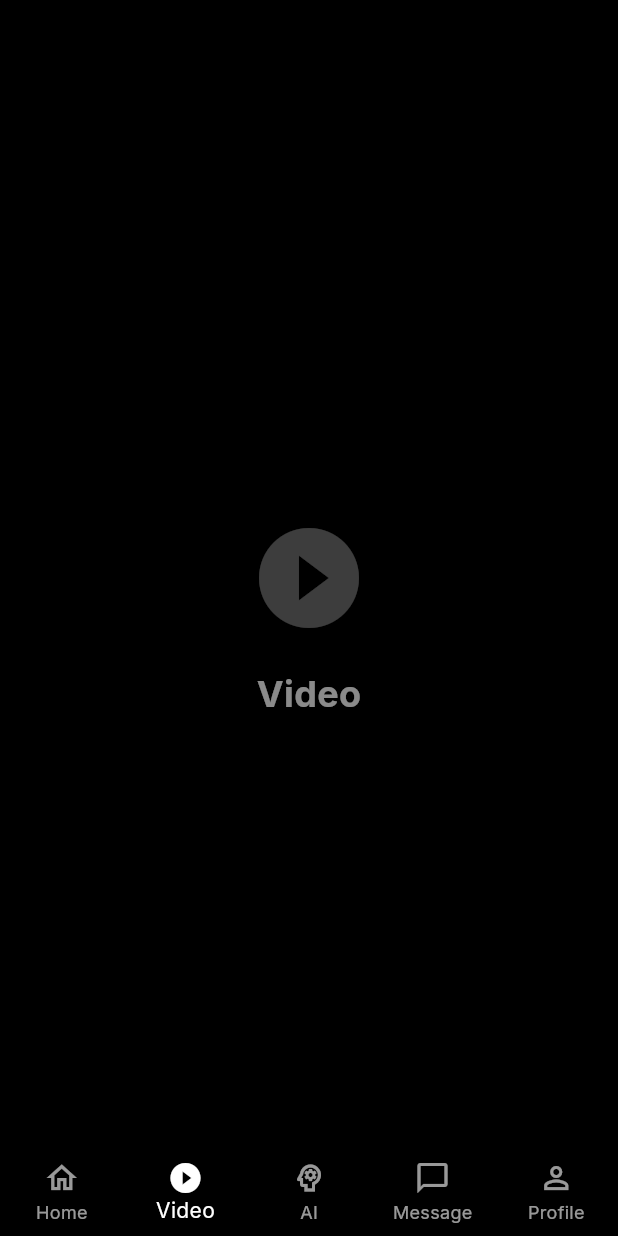
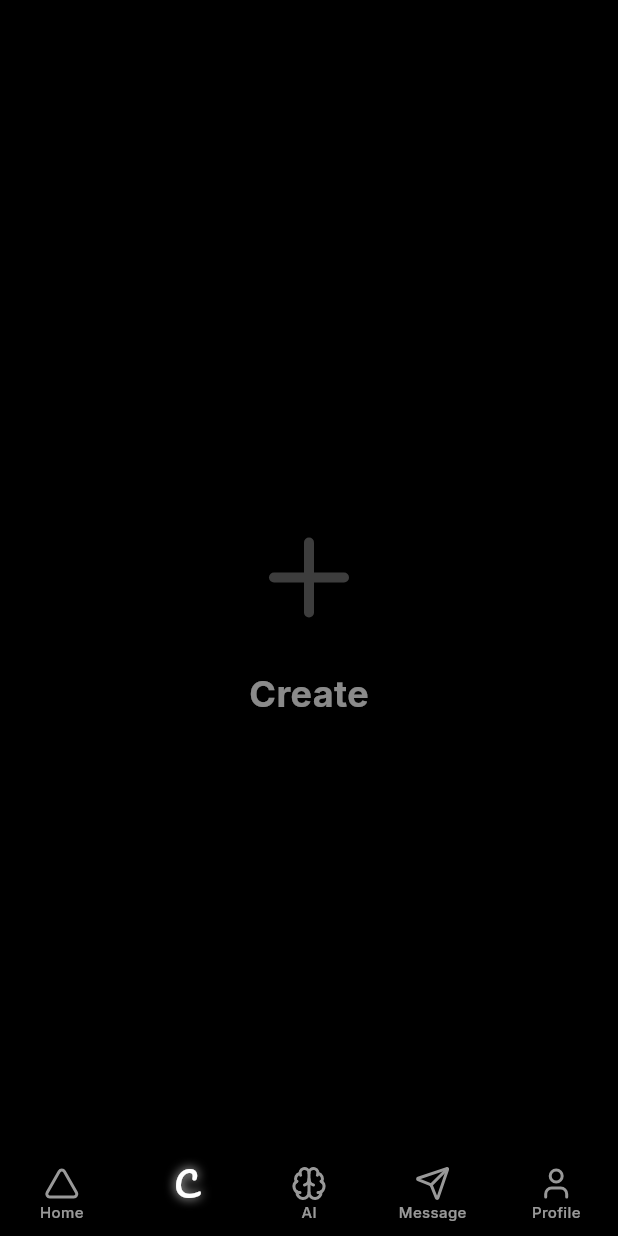
Before and after one commit to fuadusman3993-eng/cold, a Flutter app: the DashboardScreen screen opened directly, swiped to page 2, on a phone screen of 412 x 824 dp. Run offline on Flutter 3.47's test engine with Material 3 defaults, Android fonts, the phone set to English and light mode, and no system bars; our stand-ins replace camera, google_fonts, image_picker, lucide_icons_flutter, permission_handler, shared_preferences and 2 more; accounts and stored records are empty.

Commit message:
style: update bottom navigation matrix layout to strictly match the whiteboard wireframe schematic

```diff
--- a/lib/features/dashboard/presentation/screens/dashboard_screen.dart
+++ b/lib/features/dashboard/presentation/screens/dashboard_screen.dart
@@ -1,4 +1,6 @@
 import 'package:flutter/material.dart';
+import 'package:google_fonts/google_fonts.dart';
+import 'package:lucide_icons_flutter/lucide_icons.dart';
 import 'package:cold/features/dashboard/presentation/views/home_view.dart';
 
 class DashboardScreen extends StatefulWidget {
@@ -48,61 +50,51 @@ class _DashboardScreenState extends State<DashboardScreen> {
         },
         children: [
           const HomeView(),
-          _buildPlaceholderView("Video", Icons.play_circle_filled),
-          _buildPlaceholderView("AI Analysis", Icons.psychology),
-          _buildPlaceholderView("Messages", Icons.chat_bubble),
-          _buildPlaceholderView("Profile", Icons.person),
+          _buildPlaceholderView("Create", LucideIcons.plus),
+          _buildPlaceholderView("AI Analysis", LucideIcons.brain),
+          _buildPlaceholderView("Messages", LucideIcons.send),
+          _buildPlaceholderView("Profile", LucideIcons.user),
         ],
       ),
       bottomNavigationBar: isDesktop
           ? null
-          : Container(
-              decoration: BoxDecoration(
-                gradient: LinearGradient(
-                  begin: Alignment.bottomCenter,
-                  end: Alignment.topCenter,
-                  colors: [
-                    Colors.black.withOpacity(0.9),
-                    Colors.transparent,
-                  ],
-                ),
-              ),
-              child: BottomNavigationBar(
-                backgroundColor: Colors.transparent,
+          : BottomNavigationBar(
+              backgroundColor: Colors.black,
               elevation: 0,
               selectedItemColor: Colors.white,
               unselectedItemColor: Colors.white60,
               type: BottomNavigationBarType.fixed,
+              selectedLabelStyle: GoogleFonts.inter(fontSize: 10, fontWeight: FontWeight.w600),
+              unselectedLabelStyle: GoogleFonts.inter(fontSize: 10, fontWeight: FontWeight.w500),
               currentIndex: _currentIndex,
               onTap: _onItemTapped,
-              items: const [
-                BottomNavigationBarItem(
-                  icon: Icon(Icons.home_outlined),
-                  activeIcon: Icon(Icons.home_filled),
+              items: [
+                const BottomNavigationBarItem(
+                  icon: Icon(LucideIcons.triangle),
+                  activeIcon: Icon(LucideIcons.triangle, shadows: [Shadow(color: Colors.white, blurRadius: 8)]),
                   label: 'Home',
                 ),
                 BottomNavigationBarItem(
-                  icon: Icon(Icons.play_circle_outline),
-                  activeIcon: Icon(Icons.play_circle_filled),
-                  label: 'Video',
+                  icon: Text('C', style: GoogleFonts.pacifico(color: Colors.white60, fontSize: 20)),
+                  activeIcon: Text('C', style: GoogleFonts.pacifico(color: Colors.white, fontSize: 22, shadows: [const Shadow(color: Colors.white, blurRadius: 8)])),
+                  label: '',
                 ),
-                BottomNavigationBarItem(
-                  icon: Icon(Icons.psychology_outlined),
-                  activeIcon: Icon(Icons.psychology),
+                const BottomNavigationBarItem(
+                  icon: Icon(LucideIcons.brain),
+                  activeIcon: Icon(LucideIcons.brain, shadows: [Shadow(color: Colors.white, blurRadius: 8)]),
                   label: 'AI',
                 ),
-                BottomNavigationBarItem(
-                  icon: Icon(Icons.chat_bubble_outline),
-                  activeIcon: Icon(Icons.chat_bubble),
+                const BottomNavigationBarItem(
+                  icon: Icon(LucideIcons.send),
+                  activeIcon: Icon(LucideIcons.send, shadows: [Shadow(color: Colors.white, blurRadius: 8)]),
                   label: 'Message',
                 ),
-                BottomNavigationBarItem(
-                  icon: Icon(Icons.person_outline),
-                  activeIcon: Icon(Icons.person),
+                const BottomNavigationBarItem(
+                  icon: Icon(LucideIcons.user),
+                  activeIcon: Icon(LucideIcons.user, shadows: [Shadow(color: Colors.white, blurRadius: 8)]),
                   label: 'Profile',
                 ),
               ],
-            ),
             ),
     );
 
```
Lines whose indentation alone changed are shown as unchanged.
